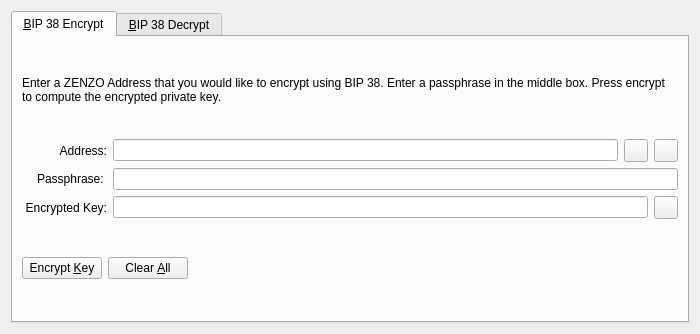
Old version of the form src/qt/forms/bip38tooldialog.ui in the repository ZENZO-Ecosystem/ZENZO-Core-Archive.
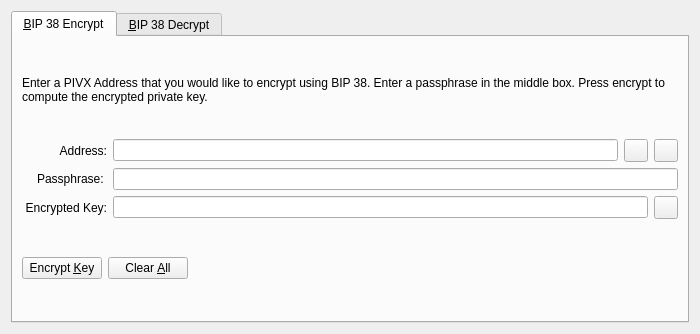
New version of the form. The open tabs and pages were chosen to show the change. Icons and pictures are not drawn. Custom widgets are drawn as their Qt base class.

Commit message:
[WIP][Qt] PIVX ported GUI
This branch is currently broken and impossible to compile without a gigantic amount of changes, this is simply so I can keep track of porting progress, due to ZNZ effectively having it's own unique codebase, the PIVX GUI brings a large amount of useless features: e.g: Zerocoin, Governance. And also has incompatible libraries / wallet features like UniValue parsing and the lack of HD wallets. Use this branch if you're feeling brave.

Patch:
```diff
--- a/src/qt/forms/bip38tooldialog.ui
+++ b/src/qt/forms/bip38tooldialog.ui
@@ -30,7 +30,7 @@
        <item>
         <widget class="QLabel" name="infoLabel_ENC">
          <property name="text">
-          <string>Enter a ZENZO Address that you would like to encrypt using BIP 38. Enter a passphrase in the middle box. Press encrypt to compute the encrypted private key.</string>
+          <string>Enter a PIVX Address that you would like to encrypt using BIP 38. Enter a passphrase in the middle box. Press encrypt to compute the encrypted private key.</string>
          </property>
          <property name="textFormat">
           <enum>Qt::PlainText</enum>
```
Left out of the diff: 79 changed lines with no effect on the pictures. The commit also changes 876 other files.
